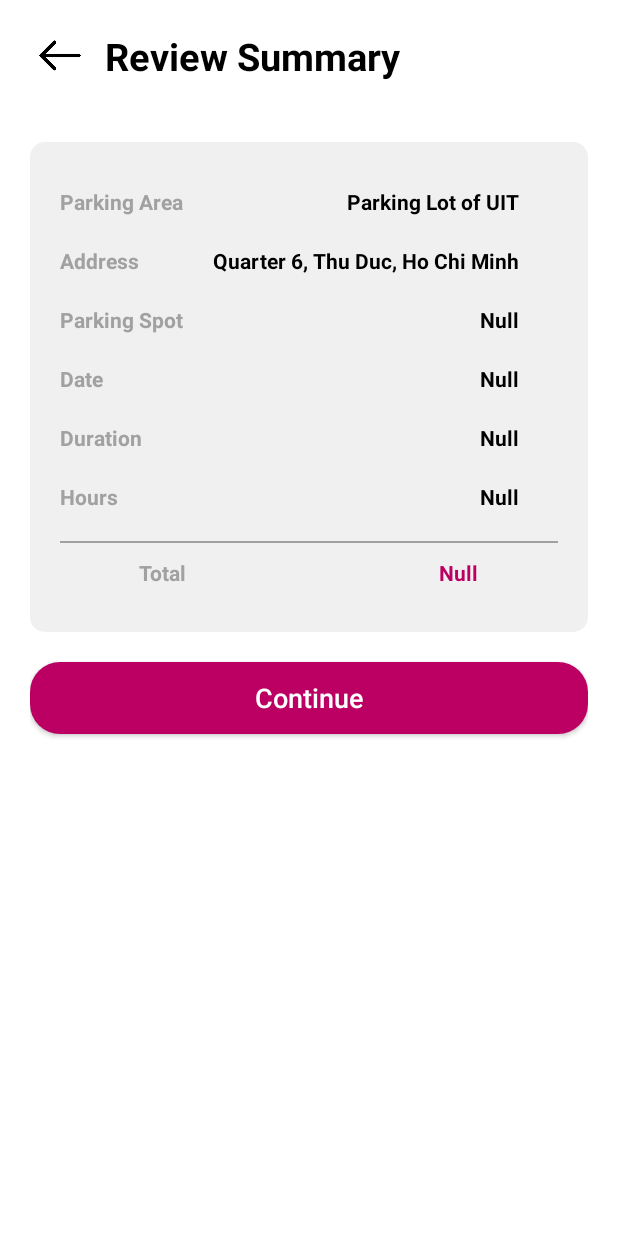
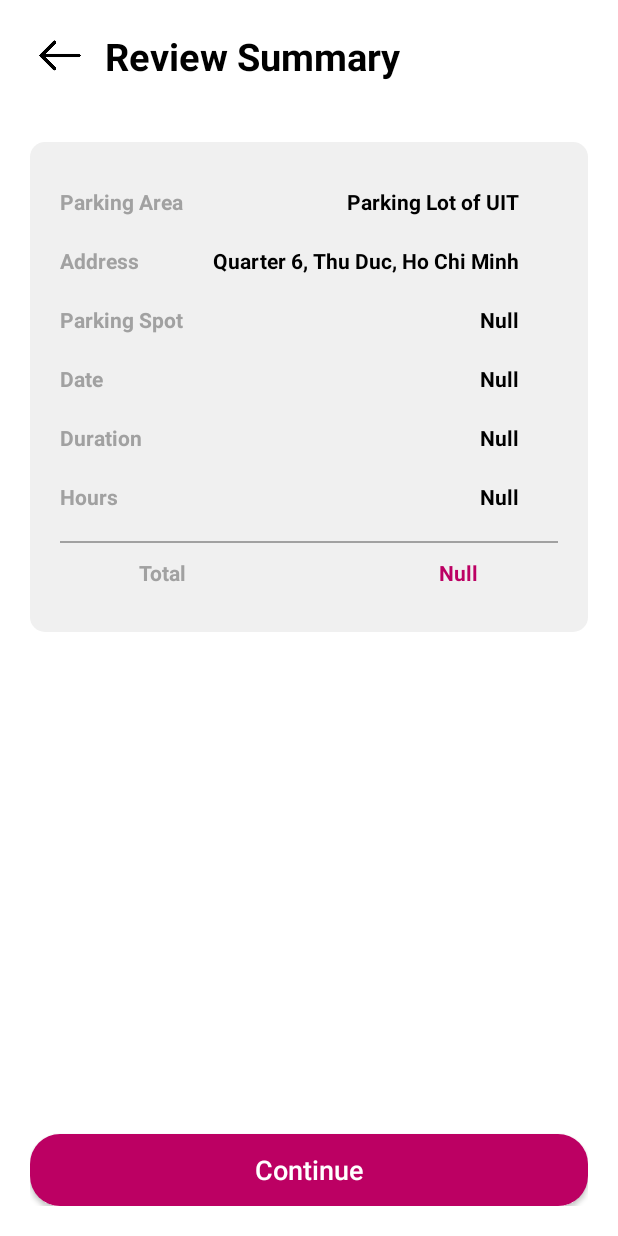
Before and after one commit to duongnguyen0410/Specialized-Project, an Android app: the ReviewSummaryActivity screen opened directly, with no data from a screen before it, on a phone screen of 412 x 824 dp. Run offline under Robolectric (Android 15) with nearby library versions, the phone set to English and light mode, and no system bars; our stand-ins replace Firebase (no records; nobody signed in at launch, a user with empty details on screens opened directly).

Commit message:
modify parkingSpot textview

```diff
--- a/app/GoParking/app/src/main/java/com/example/goparking/ReviewSummaryActivity.kt
+++ b/app/GoParking/app/src/main/java/com/example/goparking/ReviewSummaryActivity.kt
@@ -1,10 +1,16 @@
 package com.example.goparking
 
 import android.content.Intent
+import android.graphics.Color
+import android.os.Build
 import androidx.appcompat.app.AppCompatActivity
 import android.os.Bundle
 import android.util.Log
+import android.view.View
+import android.view.Window
+import android.view.WindowManager
 import android.widget.TextView
+import androidx.annotation.RequiresApi
 import androidx.appcompat.widget.AppCompatButton
 import com.example.goparking.databinding.ActivityReviewSummaryBinding
 import com.google.firebase.database.DatabaseReference
@@ -26,24 +32,48 @@ class ReviewSummaryActivity : AppCompatActivity() {
     private val myRef = FirebaseDatabase.getInstance().reference
     private lateinit var slotRef: DatabaseReference
 
+    private var idSpot001 = "64aad77d51c18b0ec38d2ae4"
+    private var idSpot002 = "64aad78651c18b0ec38d2ae5"
+    private var idSpot003 = "64aad77d51c18b0ec38d2ae6"
+
     override fun onCreate(savedInstanceState: Bundle?) {
         super.onCreate(savedInstanceState)
+
+        setColorStatusBar()
 
         binding = ActivityReviewSummaryBinding.inflate(layoutInflater)
         setContentView(binding.root)
 
         val bookingInfo = intent.getSerializableExtra("bookingInfo") as? BookingInfo
+        val reservationID = intent.getStringExtra("reservationID")
+        Log.e("reservationID", "onCreate: $reservationID")
 
         if (bookingInfo != null) {
             val id = bookingInfo.id
-            val parkingSpot = bookingInfo.parkingSpot
+            var parkingSpot = bookingInfo.parkingSpot
             val date = bookingInfo.date
             val duration = bookingInfo.duration
             val hours = bookingInfo.hours
             val totalCost = bookingInfo.totalCost
 
             tvParkingSpot = binding.tvParkingSpot
-            tvParkingSpot.text = parkingSpot
+            tvParkingSpot = binding.tvParkingSpot
+            when (parkingSpot){
+                idSpot001 -> {
+                    parkingSpot = "Spot 001"
+                    tvParkingSpot.text = parkingSpot
+                }
+
+                idSpot002 -> {
+                    parkingSpot = "Spot 002"
+                    tvParkingSpot.text = parkingSpot
+                }
+
+                idSpot003 -> {
+                    parkingSpot = "Spot 003"
+                    tvParkingSpot.text = parkingSpot
+                }
+            }
 
             tvDate = binding.tvDate
             tvDate.text = date
@@ -57,21 +87,24 @@ class ReviewSummaryActivity : AppCompatActivity() {
             tvTotalCost = binding.totalCost
             tvTotalCost.text = totalCost + " VND"
 
-            when (parkingSpot) {
-                "Slot A" -> slotRef = myRef.child("slotA/ticket")
-                "Slot B" -> slotRef = myRef.child("slotB/ticket")
-                "Slot C" -> slotRef = myRef.child("slotC/ticket")
-            }
-
             btContinue = binding.btnContinue
             btContinue.setOnClickListener {
-                slotRef.setValue(bookingInfo)
                 val intent = Intent(this, QRCodeActivity::class.java)
                 intent.putExtra("bookingInfo", bookingInfo)
+                intent.putExtra("reservationID", reservationID)
                 startActivity(intent)
             }
+        }
+    }
 
+    @RequiresApi(Build.VERSION_CODES.M)
+    private fun setColorStatusBar(){
+        if (Build.VERSION.SDK_INT >= Build.VERSION_CODES.LOLLIPOP) {
+            val window: Window = window
+            window.addFlags(WindowManager.LayoutParams.FLAG_DRAWS_SYSTEM_BAR_BACKGROUNDS)
+            window.clearFlags(WindowManager.LayoutParams.FLAG_TRANSLUCENT_STATUS)
+            window.decorView.systemUiVisibility = View.SYSTEM_UI_FLAG_LIGHT_STATUS_BAR
+            window.statusBarColor = Color.WHITE
         }
-
     }
 }
--- a/app/GoParking/app/src/main/res/layout/activity_review_summary.xml
+++ b/app/GoParking/app/src/main/res/layout/activity_review_summary.xml
@@ -226,6 +226,10 @@
 
     </FrameLayout>
 
+    <RelativeLayout
+        android:layout_width="match_parent"
+        android:layout_height="match_parent">
+
         <androidx.appcompat.widget.AppCompatButton
             android:id="@+id/btnContinue"
             android:layout_width="match_parent"
@@ -235,6 +239,9 @@
             android:textAllCaps="false"
             android:textColor="@color/white"
             android:textSize="18sp"
+            android:layout_alignParentBottom="true"
             android:layout_marginTop="20dp"/>
 
+    </RelativeLayout>
+
 </LinearLayout>
```
Lines whose indentation alone changed are shown as unchanged.
